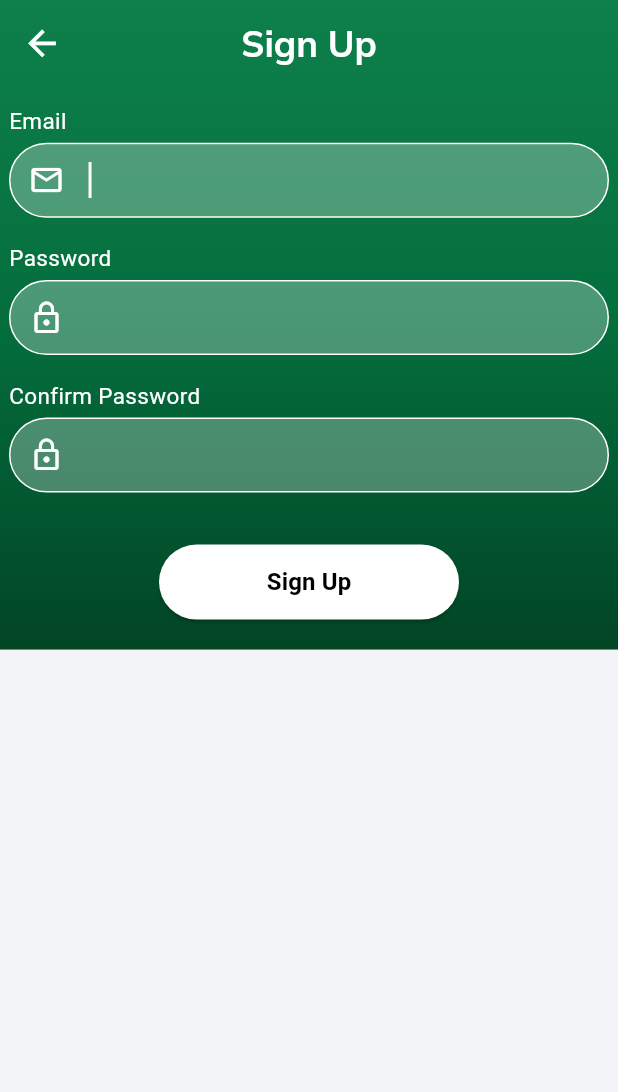
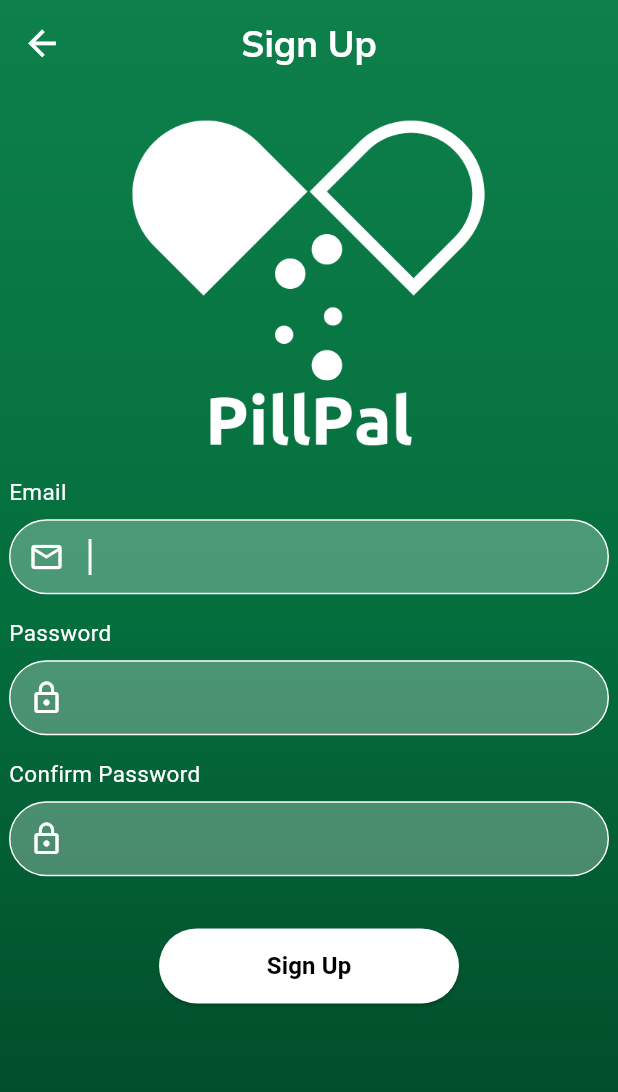
Before and after one commit to SaysonYhl/pillpal, a Flutter app: the screen it shows after launch, after a tap on "Sign Up", on a phone screen of 412 x 824 dp. Shown: the top 1092 px of the screen. Run offline on Flutter 3.47's test engine with Material 3 defaults, Android fonts, the phone set to English and light mode, and no system bars; our stand-ins replace firebase_auth, firebase_core, flutter_local_notifications, google_fonts, google_sign_in, permission_handler and 4 more; accounts and stored records are empty; network calls fail.

Commit message:
May 20 12:16 PM

```diff
--- a/lib/main.dart
+++ b/lib/main.dart
@@ -151,7 +151,7 @@ class _MyAppState extends State<MyApp> {
             ),
           ),
 
-          home: const SplashScreen(),
+          home: const Login(),
         );
       }),
     );
--- a/lib/welcome_screens/login.dart
+++ b/lib/welcome_screens/login.dart
@@ -5,9 +5,8 @@ import "package:pillpal/constants.dart";
 import "package:pillpal/pages/home_page.dart";
 import "package:google_sign_in/google_sign_in.dart";
 import "package:firebase_auth/firebase_auth.dart";
-import "package:pillpal/user_auth/firebase_auth_services.dart";
+import "package:pillpal/user_auth/auth_service.dart";
 import "package:pillpal/welcome_screens/signup.dart";
-import "package:sign_in_button/sign_in_button.dart";
 import "package:sizer/sizer.dart";
 
 class Login extends StatefulWidget {
@@ -20,19 +19,6 @@ class Login extends StatefulWidget {
 class _LoginState extends State<Login> {
   final passwordController = TextEditingController();
   final emailController = TextEditingController();
-  final FirebaseAuth _auth = FirebaseAuth.instance;
-
-  User? _user;
-
-  @override
-  void initState() {
-    super.initState();
-    _auth.authStateChanges().listen((event) {
-      setState(() {
-        _user = event;
-      });
-    });
-  }
 
   void signIn() async {
     showDialog(
@@ -99,7 +85,6 @@ class _LoginState extends State<Login> {
               ),
             ),
             child: Center(
-              //child: Expanded(
               child: Column(
                 children: [
                   SizedBox(
@@ -173,10 +158,27 @@ class _LoginState extends State<Login> {
                   const SizedBox(
                     height: 10,
                   ),
-                  //_user != null ? _userInfo() :
-                  _googleSignInButton(),
+                  //google sign in
+                  Row(
+                    mainAxisAlignment: MainAxisAlignment.center,
+                    children: [
+                      const Text(
+                        'Sign in using ',
+                        style: TextStyle(color: Colors.white),
+                      ),
+                      TextButton(
+                        onPressed: () => AuthService().signInWithGoogle(),
+                        child: Image.asset(
+                          'assets/images/googleicon.png',
+                          height: 40.0,
+                          width: 40.0,
+                        ),
+                      ),
+                    ],
+                  ),
+
                   const SizedBox(
-                    height: 20,
+                    height: 30,
                   ),
                   signUpOption(),
                 ],
@@ -186,59 +188,6 @@ class _LoginState extends State<Login> {
         ),
       ),
     );
-  }
-
-  Widget _googleSignInButton() {
-    return SizedBox(
-      height: 40,
-      width: 200,
-      child: Container(
-        decoration: BoxDecoration(
-          borderRadius: BorderRadius.circular(30),
-        ),
-        child: ClipRRect(
-          borderRadius: BorderRadius.circular(30),
-          child: SignInButton(
-            Buttons.google,
-            text: 'Sign in using Google',
-            onPressed: _handleGoogleSignIn,
-          ),
-        ),
-      ),
-    );
-  }
-
-  // Widget _userInfo() {
-  //   return Container(
-  //     height: 20.w,
-  //     width: 20.w,
-  //     decoration: BoxDecoration(
-  //         image: DecorationImage(image: NetworkImage(_user!.photoURL!),
-  //         ),
-  //         ),
-  //         child: Text(_user!.email!),
-  //   );
-  // }
-
-  void _handleGoogleSignIn() async {
-    showDialog(
-        context: context,
-        builder: (context) {
-          return const Center(
-            child: CircularProgressIndicator(),
-          );
-        });
-    try {
-      GoogleAuthProvider _googleAuthProvider = GoogleAuthProvider();
-      await _auth.signInWithProvider(_googleAuthProvider);
-      Navigator.pushReplacement(
-        context,
-        MaterialPageRoute(builder: (context) => HomePage()),
-      );
-    } catch (error) {
-      Navigator.pop(context);
-      print(error);
-    }
   }
 
   Row signUpOption() {
@@ -251,8 +200,8 @@ class _LoginState extends State<Login> {
         ),
         GestureDetector(
           onTap: () {
-            Navigator.push(
-                context, MaterialPageRoute(builder: (context) => const SignUp()));
+            Navigator.push(context,
+                MaterialPageRoute(builder: (context) => const SignUp()));
           },
           child: const Text(
             'Sign Up',
--- a/lib/welcome_screens/signup.dart
+++ b/lib/welcome_screens/signup.dart
@@ -80,7 +80,8 @@ class _SignUpState extends State<SignUp> {
 
   @override
   Widget build(BuildContext context) {
-    return Scaffold(
+    return SafeArea(
+      child: Scaffold(
         extendBodyBehindAppBar: true,
         appBar: AppBar(
           backgroundColor: Colors.transparent,
@@ -103,6 +104,7 @@ class _SignUpState extends State<SignUp> {
         ),
         body: SingleChildScrollView(
           child: Container(
+            height: MediaQuery.of(context).size.height,
             decoration: const BoxDecoration(
               gradient: LinearGradient(
                 colors: [
@@ -117,8 +119,11 @@ class _SignUpState extends State<SignUp> {
             child: Center(
               child: Column(
                 children: [
+                  const SizedBox(height: 70),
                   SizedBox(
-                  height: 70,
+                    height: 30.h,
+                    width: 60.w,
+                    child: Image.asset('assets/images/whitelogowtext.png'),
                   ),
                   Column(
                     crossAxisAlignment: CrossAxisAlignment.start,
@@ -129,13 +134,13 @@ class _SignUpState extends State<SignUp> {
                             fontSize: 15,
                             color: Colors.white,
                           )),
-                    SizedBox(
-                      height: 0.5.h,
+                      const SizedBox(
+                        height: 8,
                       ),
                       reusableTextField(
                           Icons.mail_outline, false, emailController, 400, 50),
                       SizedBox(
-                      height: 2.h,
+                        height: 15,
                       ),
                       const Text('Password',
                           style: TextStyle(
@@ -143,13 +148,13 @@ class _SignUpState extends State<SignUp> {
                             fontSize: 15,
                             color: Colors.white,
                           )),
-                    SizedBox(
-                      height: 0.5.h,
+                      const SizedBox(
+                        height: 8,
                       ),
                       reusableTextField(
                           Icons.lock_outline, true, passwordController, 400, 50),
                       SizedBox(
-                      height: 2.h,
+                        height: 15,
                       ),
                       const Text('Confirm Password',
                           style: TextStyle(
@@ -157,8 +162,8 @@ class _SignUpState extends State<SignUp> {
                             fontSize: 15,
                             color: Colors.white,
                           )),
-                    SizedBox(
-                      height: 0.5.h,
+                      const SizedBox(
+                        height: 8,
                       ),
                       reusableTextField(Icons.lock_outline, true,
                           confirmPasswordController, 400, 50),
@@ -171,6 +176,7 @@ class _SignUpState extends State<SignUp> {
                     signUp();
                   }),
                 ],
+              ),
             ),
           ),
         ),
```
Also changed, not shown: lib/user_auth/auth_service.dart (added, +20 -0 lines), lib/user_auth/firebase_auth_services.dart (deleted, +0 -25 lines), pubspec.yaml (+1 -39 lines), assets/images/googleicon.png (added), assets/images/medicationscartoon.png (deleted), pubspec.lock. Lines whose indentation alone changed are shown as unchanged.
